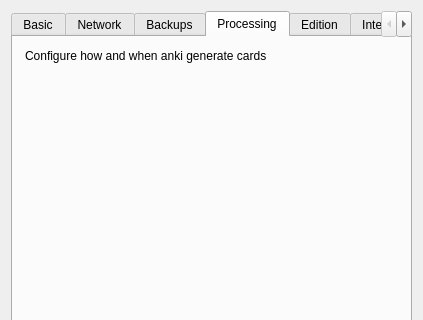
Above: designer/preferences.ui from lovac42/anki before the change; both pictures show x 0 to 423 and y 0 to 320 of the 423 by 525 pixel window. Below: the same form after it.
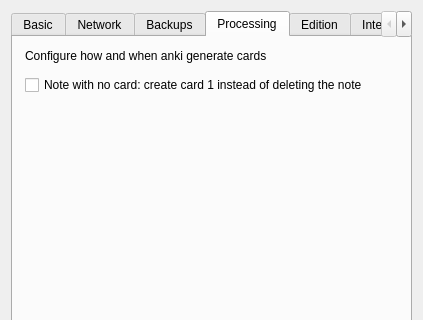
That is the form after the change. The open tabs and pages were chosen to show the change.

Diff of the .ui file:
```diff
--- a/designer/preferences.ui
+++ b/designer/preferences.ui
@@ -459,6 +459,13 @@
          </property>
         </widget>
        </item>
+       <item>
+        <widget class="QCheckBox" name="noteWithoutCard">
+         <property name="text">
+          <string>Note with no card: create card 1 instead of deleting the note</string>
+         </property>
+        </widget>
+       </item>
        <item>
         <spacer name="verticalSpacer">
          <property name="orientation">
```
